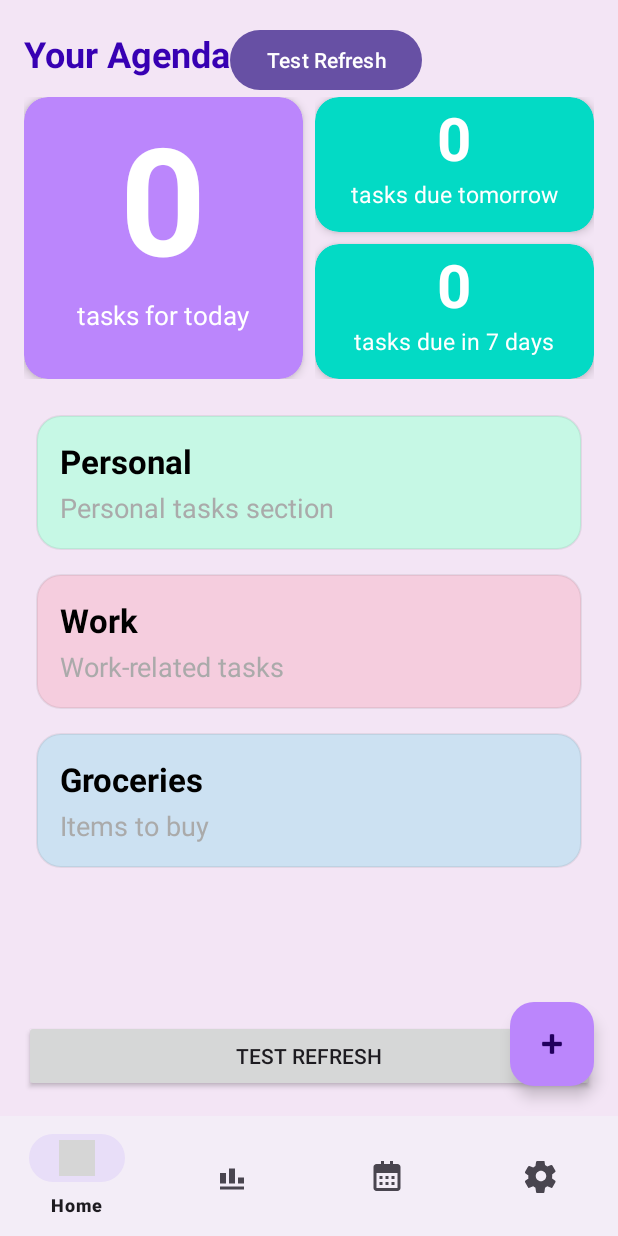
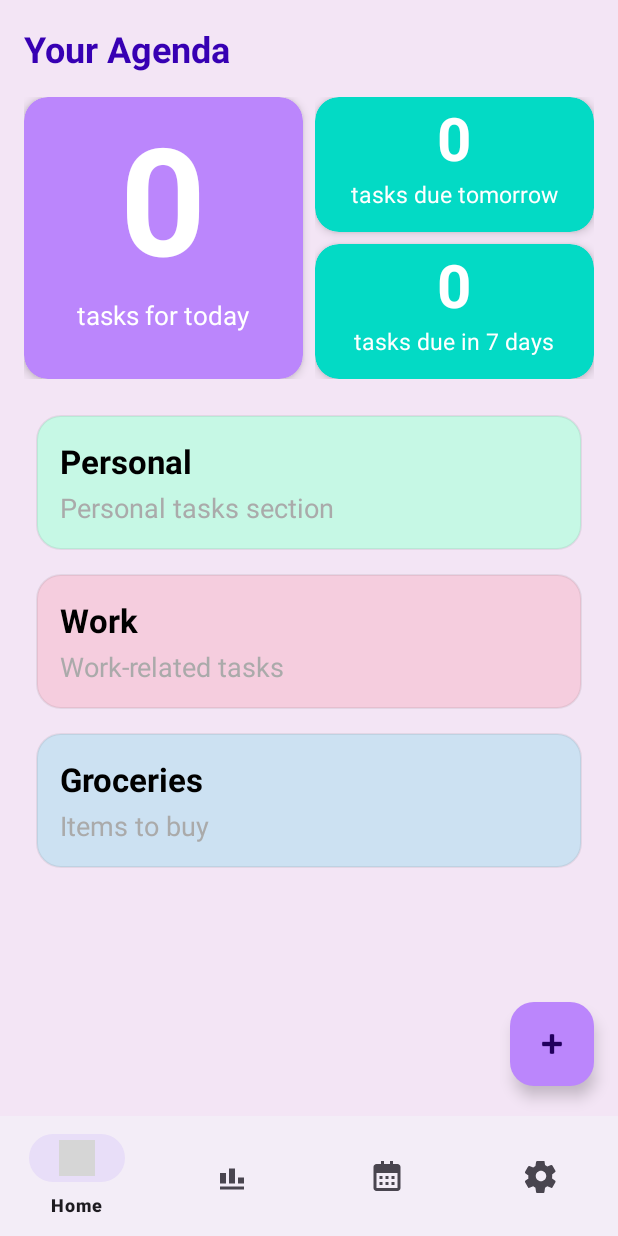
Before and after one commit to Yana7153/DreamPlan2, an Android app: the screen it shows after launch (MainActivity), on a phone screen of 412 x 824 dp. Run offline under Robolectric (Android 15) with nearby library versions, the phone set to English and light mode, and no system bars; our stand-ins replace Room's generated code; 5 statements that could not run were skipped; grey boxes are pictures that could not be loaded.

Commit message:
3 boxes are done

```diff
--- a/app/src/main/java/com/example/dreamplan/HomeFragment.java
+++ b/app/src/main/java/com/example/dreamplan/HomeFragment.java
@@ -46,15 +46,7 @@ public class HomeFragment extends Fragment {
     private TextView  tvTasksTomorrowNumber;
     private TextView  tvTasksWeekNumber;
 
-    private final BroadcastReceiver updateReceiver = new BroadcastReceiver() {
-        @Override
-        public void onReceive(Context context, Intent intent) {
-            if ("TASK_UPDATED".equals(intent.getAction())) {
-                // Refresh task counts when a task is updated
-                refreshTaskCounts();
-            }
-        }
-    };
+
 
     @Nullable
     @Override
@@ -71,11 +63,6 @@ public class HomeFragment extends Fragment {
         rvSections = view.findViewById(R.id.rvSections);
         dbManager = new DatabaseManager(getContext());
 
-        // Visual debug button (remove after testing)
-        Button debugBtn = new Button(getContext());
-        debugBtn.setText("TEST REFRESH");
-        debugBtn.setOnClickListener(v -> refreshTaskCounts());
-        ((ViewGroup) view).addView(debugBtn);
 
         // Insert predefined sections if not already inserted
         dbManager.insertMainSectionsIfNotExist();
@@ -94,20 +81,14 @@ public class HomeFragment extends Fragment {
     @Override
     public void onStart() {
         super.onStart();
-        // Register the receiver to listen for task updates
-        IntentFilter filter = new IntentFilter("TASK_UPDATED");
-        requireActivity().registerReceiver(updateReceiver, filter, Context.RECEIVER_NOT_EXPORTED);
+        requireActivity().registerReceiver(updateReceiver,
+                new IntentFilter("TASK_UPDATED"), Context.RECEIVER_NOT_EXPORTED);
     }
 
     @Override
     public void onStop() {
         super.onStop();
-        // Unregister to avoid memory leaks
-        try {
         requireActivity().unregisterReceiver(updateReceiver);
-        } catch (IllegalArgumentException e) {
-            // Receiver wasn't registered, ignore
-        }
     }
 
 
@@ -123,7 +104,16 @@ public class HomeFragment extends Fragment {
                 btnAddSection.setOnClickListener(v -> showAddSectionDialog()); // Set up click listener
             }
         }
+        refreshTaskCounts();
     }
+
+    private final BroadcastReceiver updateReceiver = new BroadcastReceiver() {
+        @Override
+        public void onReceive(Context context, Intent intent) {
+            // Auto-refresh when tasks are modified anywhere in app
+            refreshTaskCounts();
+        }
+    };
 
     // Method to show the Edit Section dialog
     public void showEditSectionDialog(Section section) {
@@ -336,38 +326,31 @@ public class HomeFragment extends Fragment {
         rvSections.setAdapter(sectionAdapter);
     }
 
-    public void refreshTaskCounts() {
+    private void refreshTaskCounts() {
         if (getActivity() == null || !isAdded()) return;
 
+        new Thread(() -> {
             try {
                 DatabaseManager db = new DatabaseManager(requireContext());
-            int todayCount = db.getTasksDueTodayCount();
-            int tomorrowCount = db.getTasksDueTomorrowCount();
-            int weekCount = db.getTasksDueInWeekCount();
+                final int todayCount = db.getTasksDueTodayCount();
+                final int tomorrowCount = db.getTasksDueTomorrowCount();
+                final int weekCount = db.getTasksDueInWeekCount();
 
-            Log.d("TASK_COUNTS", String.format("Today: %d, Tomorrow: %d, Week: %d",
-                    todayCount, tomorrowCount, weekCount));
-
-            // Update UI on main thread
                 getActivity().runOnUiThread(() -> {
+                    // Only update if values changed
+                    if (!tvTasksTodayNumber.getText().equals(String.valueOf(todayCount))) {
                         tvTasksTodayNumber.setText(String.valueOf(todayCount));
+                    }
+                    if (!tvTasksTomorrowNumber.getText().equals(String.valueOf(tomorrowCount))) {
                         tvTasksTomorrowNumber.setText(String.valueOf(tomorrowCount));
+                    }
+                    if (!tvTasksWeekNumber.getText().equals(String.valueOf(weekCount))) {
                         tvTasksWeekNumber.setText(String.valueOf(weekCount));
-
-                // Remove the debug flash (or keep it if you want)
-                tvTasksTodayNumber.setBackgroundColor(Color.YELLOW);
-                new Handler().postDelayed(() ->
-                        tvTasksTodayNumber.setBackgroundColor(Color.TRANSPARENT), 300);
+                    }
                 });
             } catch (Exception e) {
-            Log.e("REFRESH", "Failed to refresh", e);
+                Log.e("REFRESH", "Auto-refresh failed", e);
+            }
+        }).start();
     }
 }
-
-
-
-    public void onTestRefreshClick(View view) {
-        refreshTaskCounts();
-        Toast.makeText(getContext(), "Manual refresh triggered", Toast.LENGTH_SHORT).show();
-    }
-}
--- a/app/src/main/res/layout/fragment_home.xml
+++ b/app/src/main/res/layout/fragment_home.xml
@@ -24,12 +24,6 @@
         android:textColor="@color/purple_700"
         android:layout_marginBottom="16dp"/>
 
-    <Button
-        android:id="@+id/btnTestRefresh"
-        android:layout_width="wrap_content"
-        android:layout_height="wrap_content"
-        android:text="Test Refresh"
-        android:onClick="onTestRefreshClick"/>
     </LinearLayout>
 
     <!-- Task Summary Layout -->
```
Also changed, not shown: app/src/main/java/com/example/dreamplan/AddTaskFragment.java (+6 -7 lines), app/src/main/java/com/example/dreamplan/MainActivity.java (+6 -6 lines). Lines whose indentation alone changed are shown as unchanged.
